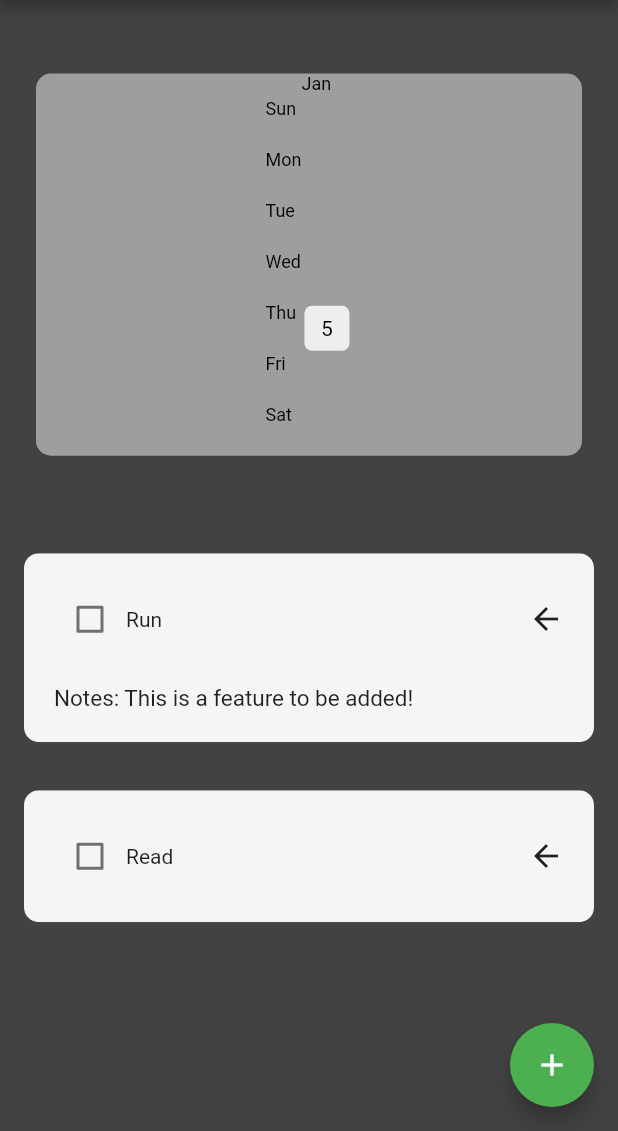
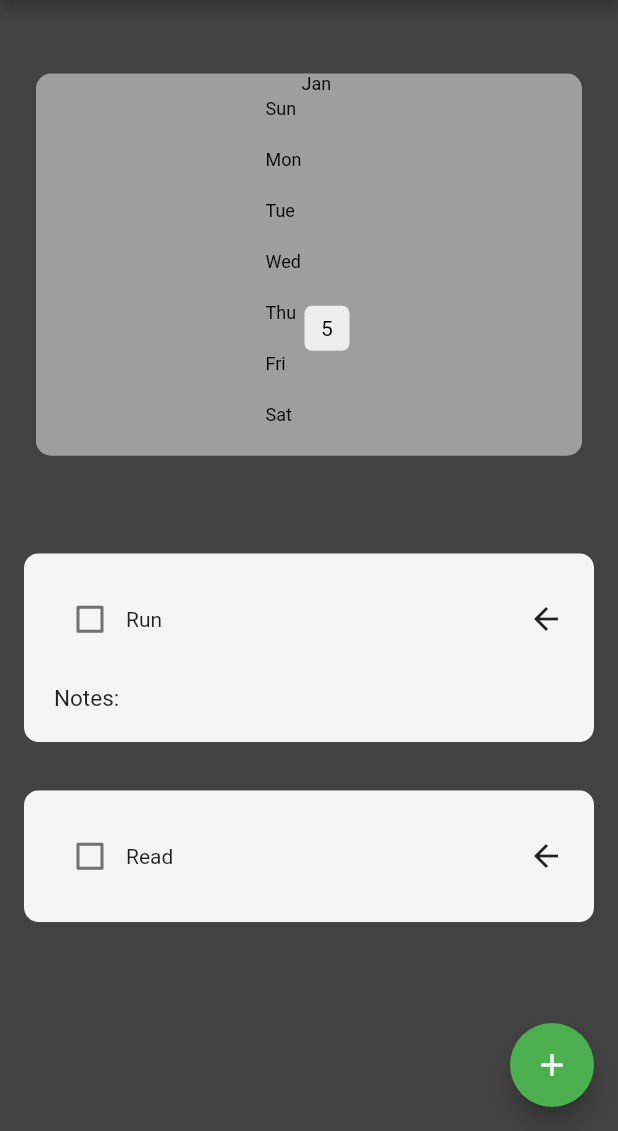
Before and after one commit to Dan-Sutton/habit-tracker, a Flutter app: the screen it shows after launch, after a tap on "Run", on a phone screen of 412 x 824 dp, the part 105-1236 px from its top. Run offline on Flutter 3.47's test engine with Material 2 defaults, Android fonts, the phone set to English and light mode, and no system bars; drawn by our look-alikes of flutter_heatmap_calendar, flutter_slidable; our stand-ins replace hive_flutter; accounts and stored records are empty.

Commit message:
started adding notes functionality

```diff
--- a/lib/components/habit_tile.dart
+++ b/lib/components/habit_tile.dart
@@ -5,6 +5,7 @@ import 'app_expansion_panel.dart';
 
 class HabitTile extends StatefulWidget {
   final String habitName;
+  final String? notes;
   final bool habitCompleted;
   final Function(bool?)? onChanged;
   final Function(BuildContext)? settingsTapped;
@@ -17,6 +18,7 @@ class HabitTile extends StatefulWidget {
     required this.onChanged,
     required this.settingsTapped,
     required this.deleteTapped,
+    this.notes,
   });
 
   @override
@@ -98,11 +100,11 @@ class _HabitTileState extends State<HabitTile> {
                             padding: const EdgeInsets.symmetric(horizontal: 20),
                             child: Row(
                               mainAxisAlignment: MainAxisAlignment.center,
-                              children: const [
+                              children: [
                                 Expanded(
                                   child: Text(
-                                    'Notes: This is a feature to be added!',
-                                    style: TextStyle(
+                                    'Notes: ${widget.notes ?? ""}',
+                                    style: const TextStyle(
                                       fontSize: 15,
                                     ),
                                   ),
--- a/lib/data/habit_database.dart
+++ b/lib/data/habit_database.dart
@@ -10,8 +10,8 @@ class HabitDatabase {
 
   void createDefaultData() {
     todaysHabitList = [
-      ["Run", false],
-      ["Read", false],
+      ["Run", false, ""],
+      ["Read", false, ""],
     ];
 
     _myBox.put("START_DATE", todaysDateFormatted());
```
